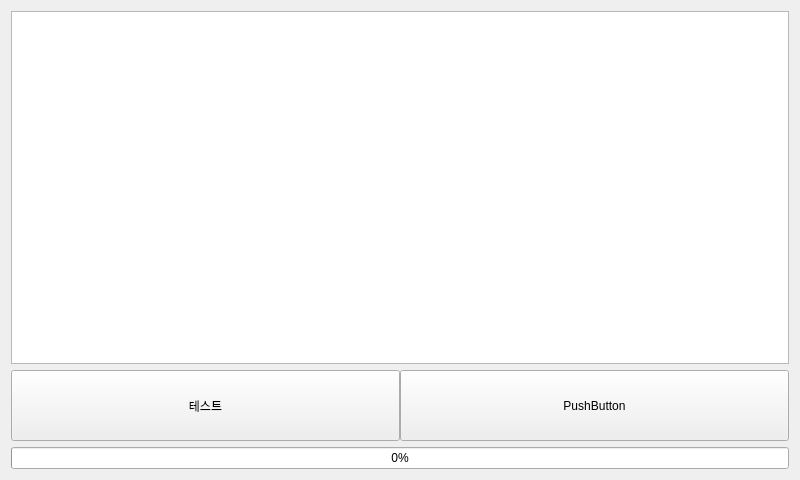
The window that resources/ui/acne.ui (minmin5/pyqt) describes before a commit, drawn with Qt 5.
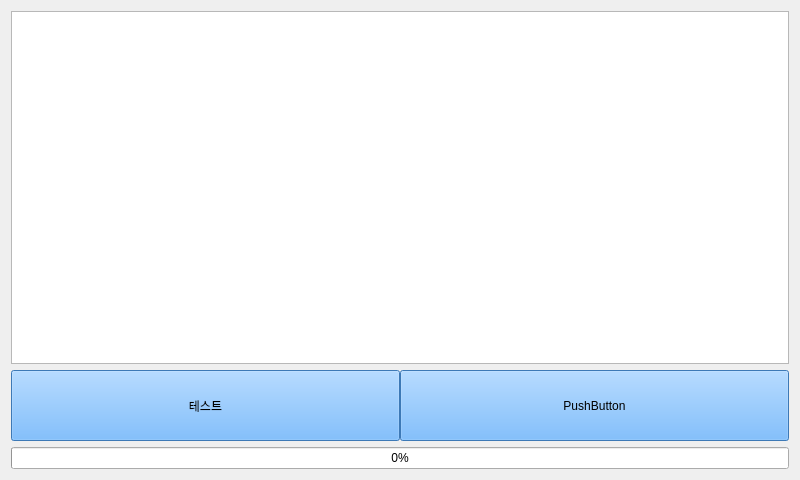
The same window after the commit.

What changed in the file:
```diff
--- a/resources/ui/acne.ui
+++ b/resources/ui/acne.ui
@@ -25,7 +25,7 @@
   <property name="windowTitle">
    <string>여드름 스캔</string>
   </property>
-  <layout class="QGridLayout" name="gridLayout" rowstretch="5,1,0,0,0">
+  <layout class="QGridLayout" name="gridLayout" rowstretch="5,1,0,0">
    <item row="3" column="0">
     <widget class="QProgressBar" name="acne_progress_bar">
      <property name="sizePolicy">
@@ -68,6 +68,9 @@
          <verstretch>0</verstretch>
         </sizepolicy>
        </property>
+       <property name="styleSheet">
+        <string notr="true">background-color: rgb(85, 170, 255);</string>
+       </property>
        <property name="text">
         <string>테스트</string>
        </property>
@@ -81,6 +84,9 @@
          <verstretch>0</verstretch>
         </sizepolicy>
        </property>
+       <property name="styleSheet">
+        <string notr="true">background-color: rgb(85, 170, 255);</string>
+       </property>
        <property name="text">
         <string>PushButton</string>
        </property>
```
